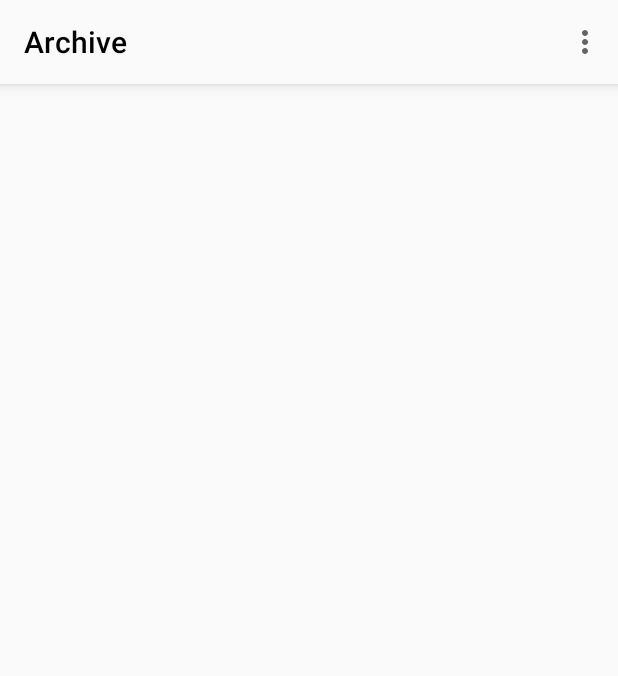
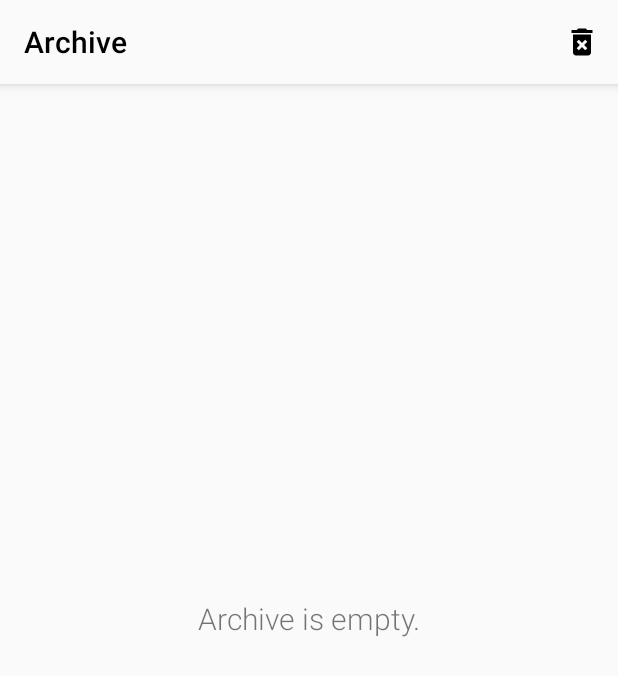
Before and after one commit to mohamed6996/TODO-finally, an Android app: the Archive screen opened directly, with no data from a screen before it, on a phone screen of 412 x 824 dp. Shown: the top 676 px of the screen. Run offline under Robolectric (Android 15) with nearby library versions, the phone set to English and light mode, and no system bars; libraries missing offline, so code that uses them is left out: cn.refactor.lib; 1 statement that could not run was skipped.

Commit message:
redesign  ,,  archive , empty view

```diff
--- a/app/src/main/java/com/example/android/todolist/Archive.java
+++ b/app/src/main/java/com/example/android/todolist/Archive.java
@@ -14,8 +14,12 @@ import android.support.v7.widget.RecyclerView;
 import android.support.v7.widget.Toolbar;
 import android.support.v7.widget.helper.ItemTouchHelper;
 import android.view.MenuItem;
+import android.view.View;
+import android.widget.TextView;
 
 import com.example.android.todolist.data.TaskContract;
+
+import java.util.Random;
 
 import cn.refactor.lib.colordialog.ColorDialog;
 import cn.refactor.lib.colordialog.PromptDialog;
@@ -36,11 +40,14 @@ public class Archive extends AppCompatActivity implements
     Cursor mCursor;
     Toolbar toolbar;
 
+    TextView archice_empty_view ;
+
     @Override
     protected void onCreate(Bundle savedInstanceState) {
         super.onCreate(savedInstanceState);
         setContentView(R.layout.activity_archive);
 
+        archice_empty_view = (TextView) findViewById(R.id.archive_empty_view);
         toolbar = (Toolbar) findViewById(R.id.archive_toolbar);
         toolbar.setTitle("Archive");
 
@@ -175,6 +182,18 @@ public class Archive extends AppCompatActivity implements
     public void onLoadFinished(Loader<Cursor> loader, Cursor data) {
         // Update the data that the adapter uses to create ViewHolders
         this.mCursor = data;
+
+        if (data.getCount() > 0) {
+            archice_empty_view.setVisibility(View.GONE);
+            recyclerViewArchive.setVisibility(View.VISIBLE);
+
+        } else {
+            recyclerViewArchive.setVisibility(View.GONE);
+         //   String random =emptyTexts[ new Random().nextInt(emptyTexts.length)] ;
+         //   archice_empty_view.setText(random);
+         //   emptyView.setTypeface(courgette);
+            archice_empty_view.setVisibility(View.VISIBLE);
+        }
         archiveAdapter.swapCursor(data);
     }
 
--- a/app/src/main/java/com/example/android/todolist/MainActivity.java
+++ b/app/src/main/java/com/example/android/todolist/MainActivity.java
@@ -276,7 +276,6 @@ public class MainActivity extends AppCompatActivity implements
     @Override
     public void onListItemClick(int position, int id) {
 
-
         Intent intent = new Intent(MainActivity.this, AddTaskActivity.class);
         String stringId = Integer.toString(id);
         Uri uri = TaskContract.TaskEntry.CONTENT_URI;
--- /dev/null
+++ b/app/src/main/res/drawable/ic_delete_forever.xml
@@ -0,0 +1,5 @@
+<vector android:autoMirrored="true" android:height="24dp"
+    android:viewportHeight="24.0" android:viewportWidth="24.0"
+    android:width="24dp" xmlns:android="http://schemas.android.com/apk/res/android">
+    <path android:fillColor="#FF000000" android:pathData="M6,19c0,1.1 0.9,2 2,2h8c1.1,0 2,-0.9 2,-2L18,7L6,7v12zM8.46,11.88l1.41,-1.41L12,12.59l2.12,-2.12 1.41,1.41L13.41,14l2.12,2.12 -1.41,1.41L12,15.41l-2.12,2.12 -1.41,-1.41L10.59,14l-2.13,-2.12zM15.5,4l-1,-1h-5l-1,1L5,4v2h14L19,4z"/>
+</vector>
--- a/app/src/main/res/layout/activity_archive.xml
+++ b/app/src/main/res/layout/activity_archive.xml
@@ -38,7 +38,27 @@
         tools:layout_constraintBottom_creator="1"
         tools:layout_constraintLeft_creator="1"
         tools:layout_constraintRight_creator="1"
-        tools:layout_constraintTop_creator="1" />
+        tools:layout_constraintTop_creator="1"
+        app:layout_constraintHorizontal_bias="0.0"
+        app:layout_constraintVertical_bias="0.0" />
+
+    <TextView
+        android:textSize="20sp"
+        android:id="@+id/archive_empty_view"
+        android:layout_width="wrap_content"
+        android:layout_height="wrap_content"
+        android:layout_marginBottom="0dp"
+        android:layout_marginLeft="0dp"
+        android:layout_marginRight="0dp"
+        android:text="Archive is empty."
+        tools:layout_constraintTop_creator="1"
+        tools:layout_constraintRight_creator="1"
+        tools:layout_constraintBottom_creator="1"
+        app:layout_constraintBottom_toBottomOf="parent"
+        app:layout_constraintRight_toRightOf="parent"
+        tools:layout_constraintLeft_creator="1"
+        app:layout_constraintLeft_toLeftOf="parent"
+        app:layout_constraintTop_toTopOf="parent" />
 
 
 </android.support.constraint.ConstraintLayout>
--- a/app/src/main/res/menu/menu_editor.xml
+++ b/app/src/main/res/menu/menu_editor.xml
@@ -1,9 +1,11 @@
 <?xml version="1.0" encoding="utf-8"?>
 <menu xmlns:tools="http://schemas.android.com/tools"
-    xmlns:android="http://schemas.android.com/apk/res/android">
+    xmlns:android="http://schemas.android.com/apk/res/android"
+    xmlns:app="http://schemas.android.com/apk/res-auto">
 <item
     android:id="@+id/update"
     android:title="Delete all"
-    android:showAsAction="withText"
+    app:showAsAction="always"
+    android:icon="@drawable/ic_delete_forever"
     tools:ignore="AppCompatResource"></item>
 </menu>
```
Also changed, not shown: app/src/main/res/layout/activity_main.xml (+1 -104 lines), app/src/main/res/mipmap-hdpi/ic_launcher.png (deleted), app/src/main/res/mipmap-hdpi/widget_check.png (deleted), app/src/main/res/mipmap-mdpi/ic_launcher.png (deleted), app/src/main/res/mipmap-mdpi/widget_check.png (deleted), app/src/main/res/mipmap-xhdpi/ic_action_name.png (deleted), app/src/main/res/mipmap-xhdpi/ic_launcher.png (deleted), app/src/main/res/mipmap-xhdpi/widget_check.png (deleted), app/src/main/res/mipmap-xxhdpi/ic_launcher.png (deleted), app/src/main/res/mipmap-xxhdpi/widget_check.png (deleted).
